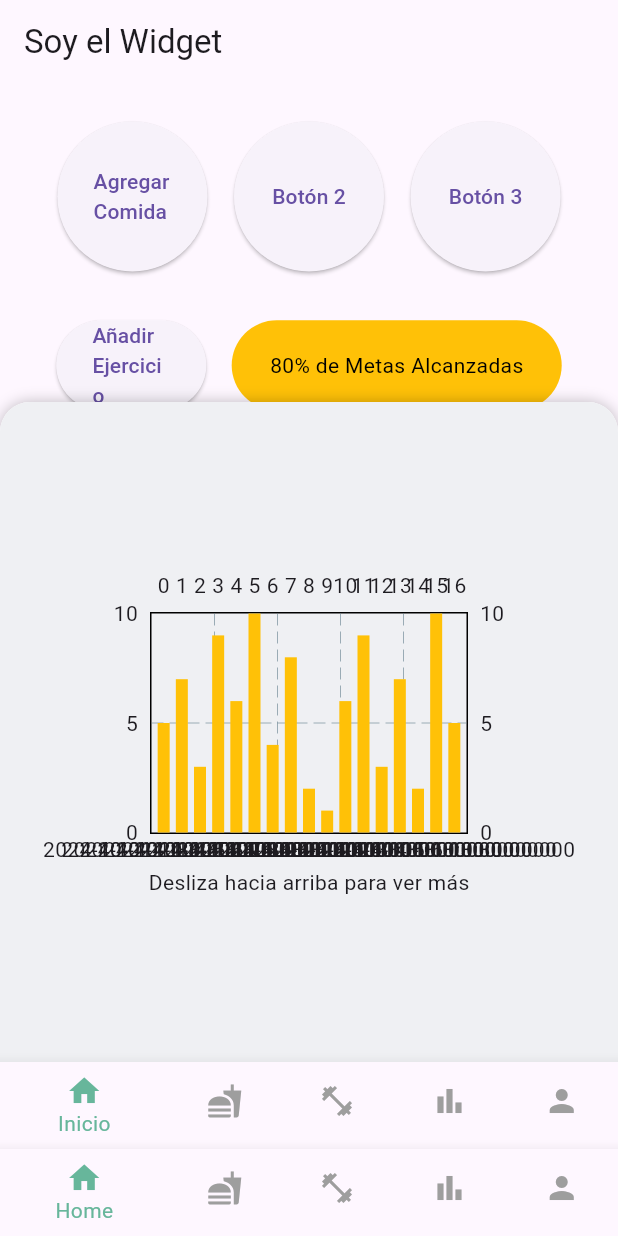
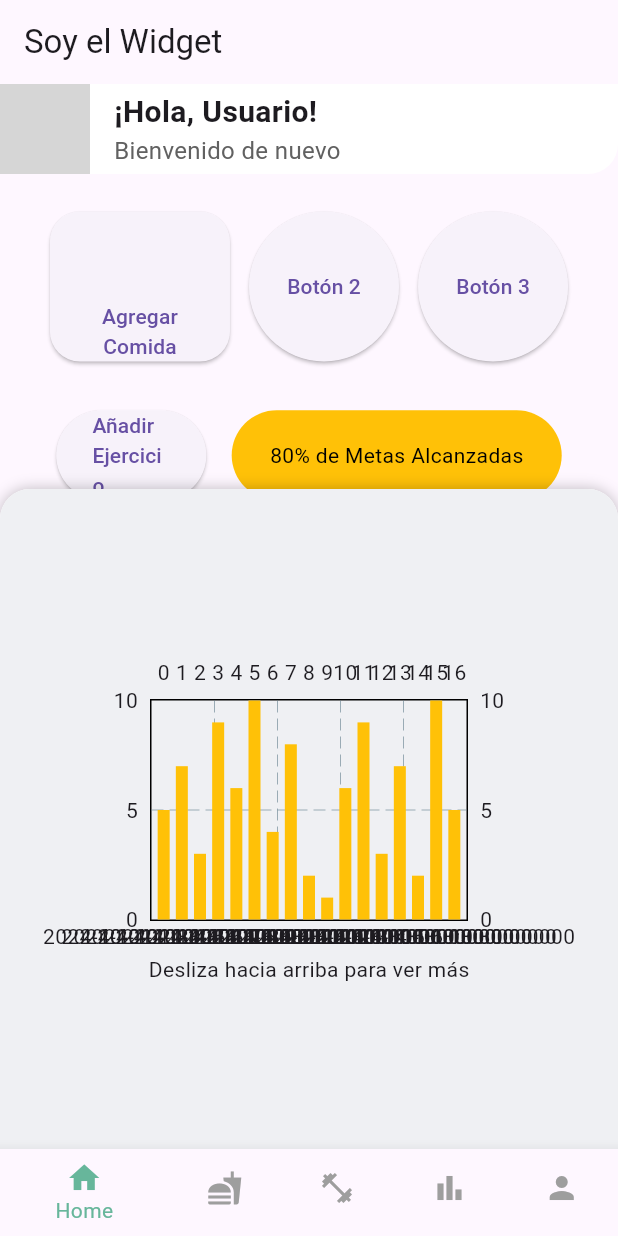
Before and after one commit to AntonellaDalPoggetto/TP3-FitTracker, a Flutter app: the screen it shows after launch, on a phone screen of 412 x 824 dp. Run offline on Flutter 3.47's test engine with Material 3 defaults, Android fonts, the phone set to English and light mode, and no system bars; drawn by our look-alikes of carousel_slider, fl_chart, sliding_up_panel; our stand-ins replace firebase_core, flutter_riverpod, go_router; accounts and stored records are empty; network calls fail; grey boxes are pictures that could not be loaded.

Commit message:
Borrado de al nav bar de home
Borrado de al nav bar de home

```diff
--- /dev/null
+++ b/devtools_options.yaml
@@ -0,0 +1,3 @@
+description: This file stores settings for Dart & Flutter DevTools.
+documentation: https://docs.flutter.dev/tools/devtools/extensions#configure-extension-enablement-states
+extensions:
--- a/lib/main.dart
+++ b/lib/main.dart
@@ -1,14 +1,14 @@
-// import 'package:firebase_core/firebase_core.dart';
+import 'package:firebase_core/firebase_core.dart';
 import 'package:flutter/material.dart';
 import 'package:flutter_riverpod/flutter_riverpod.dart';
 import 'package:fittracker/core/router/app_router.dart';
-// import 'package:fittracker/firebase_options.dart';
+import 'package:fittracker/firebase_options.dart';
 
 void main() async {
   WidgetsFlutterBinding.ensureInitialized();
-  // await Firebase.initializeApp(
-  //   options: DefaultFirebaseOptions.currentPlatform,
-  // );
+  await Firebase.initializeApp(
+    options: DefaultFirebaseOptions.currentPlatform,
+  );
 
   runApp(const ProviderScope(
     child: MainApp(),
--- a/lib/presentation/screens/home.dart
+++ b/lib/presentation/screens/home.dart
@@ -28,11 +28,6 @@ class _HomeState extends State<Home> {
     Text('Perfil'), // Página de perfil
   ];
 
-  void _onItemTapped(int index) {
-    setState(() {
-      _selectedIndex = index;
-    });
-  }
 
   @override
   Widget build(BuildContext context) {
@@ -56,41 +51,20 @@ class _HomeState extends State<Home> {
             ],
           ),
         ),
-        body: _widgetOptions[_selectedIndex], // Cambia el contenido según el índice seleccionado
+         body: Column( // Cambia aquí a Column
+        children: [
+          _Header(), // Agrega tu header aquí
+          Expanded(
+            child: _widgetOptions[_selectedIndex], // Cambia el contenido según el índice seleccionado
+          ),
+        ],
+      ),
         borderRadius: const BorderRadius.vertical(top: Radius.circular(20)),
         minHeight: 440,
         maxHeight: 800,
         defaultPanelState: PanelState.CLOSED,
       ),
-      bottomNavigationBar: BottomNavigationBar(
-        backgroundColor: Colors.black, // Fondo oscuro para la barra de navegación
-        selectedItemColor: const Color(0xFF67B69B), // Color verde para el ícono seleccionado
-        unselectedItemColor: Colors.grey, // Color gris para íconos no seleccionados
-        currentIndex: _selectedIndex, // Asegúrate de que esta variable se actualice correctamente
-        onTap: _onItemTapped, // Llama a tu función para manejar el toque
-        items: const <BottomNavigationBarItem>[
-          BottomNavigationBarItem(
-            icon: Icon(Icons.home),
-            label: 'Inicio',
-          ),
-          BottomNavigationBarItem(
-            icon: Icon(Icons.fastfood),
-            label: 'Comidas',
-          ),
-          BottomNavigationBarItem(
-            icon: Icon(Icons.fitness_center),
-            label: 'Ejercicio',
-          ),
-          BottomNavigationBarItem(
-            icon: Icon(Icons.bar_chart),
-            label: 'Estadísticas',
-          ),
-          BottomNavigationBarItem(
-            icon: Icon(Icons.person),
-            label: 'Perfil',
-          ),
-        ],
-      ),
+
     );
   }
 }
@@ -162,12 +136,27 @@ class _BodyView extends StatelessWidget {
             children: [
               SizedBox(
                 height: 100,
-                width: 100,
+                width: 120,
                 child: ElevatedButton(
                   onPressed: () {
                     context.go('/meals_registration');
                   },
-                  child: const Text('Agregar Comida'),
+                  style: ElevatedButton.styleFrom(
+                    shape: RoundedRectangleBorder(
+                    borderRadius: BorderRadius.circular(20), // Bordes redondeados
+                  ),
+
+                  ),
+                  child: const Column(
+                 mainAxisAlignment: MainAxisAlignment.end, // Alínea los elementos al final
+                  children: [
+        SizedBox(height: 8), // Espacio superior para centrar el texto
+        Text(
+          'Agregar Comida',
+          textAlign: TextAlign.center, // Alinea el texto al centro
+        ),
+      ],
+    ),
                 ),
               ),
               SizedBox(
@@ -230,6 +219,10 @@ class _BodyView extends StatelessWidget {
           ),
         ],
       ),
+
+
+
+
       // Segundo carrusel con un botón y un rectángulo redondeado
       CarouselSlider(
         options: CarouselOptions(
```
Also changed, not shown: lib/firebase_options.dart (added).
